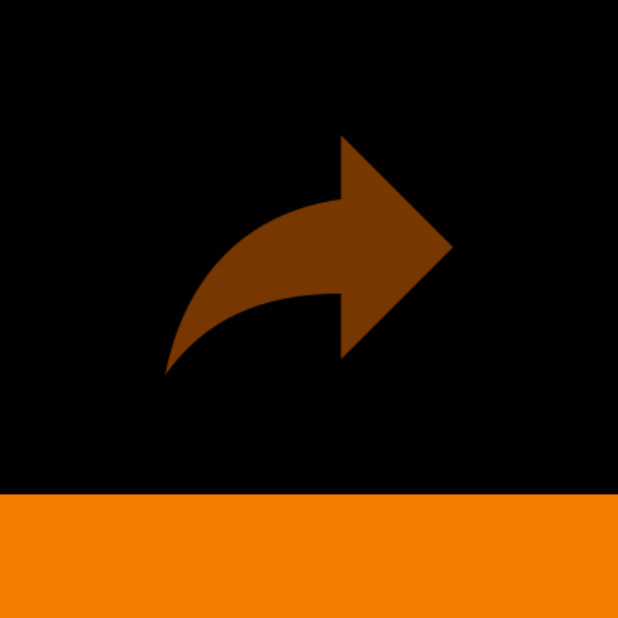
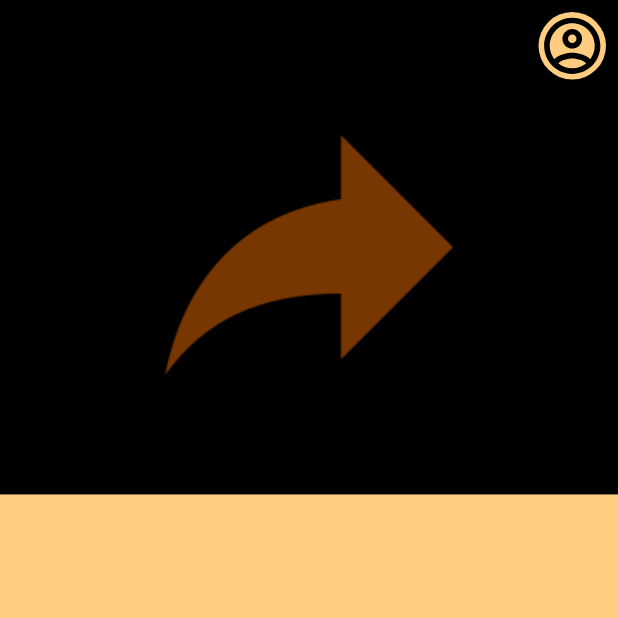
Before and after one commit to Saikumar-bs/app_1, a Flutter app: the screen it shows after launch, on a phone screen of 412 x 824 dp, the top half of it. Run offline on Flutter 3.47's test engine with Material 2 defaults, Android fonts, the phone set to English and light mode, and no system bars; our stand-ins replace flutter_svg.

Commit message:
added profile icon

```diff
--- a/lib/main.dart
+++ b/lib/main.dart
@@ -17,7 +17,7 @@ class MyApp extends StatelessWidget {
       debugShowCheckedModeBanner: false,
       theme: ThemeData(
         fontFamily: "Roboto",
-        scaffoldBackgroundColor: Colors.orange.shade700,
+        scaffoldBackgroundColor: Colors.orange.shade200,
         textTheme: Theme.of(context).textTheme.apply(displayColor: kTextColor),
       ),
       home: HomeScreen(),
@@ -48,6 +48,26 @@ class HomeScreen extends StatelessWidget {
               ),
             ),
           ),
+          SafeArea(
+            child: Padding(
+              padding: const EdgeInsets.all(8.0),
+              child: Column(
+                children: <Widget>[
+                  Align(
+                    alignment: Alignment.topRight,
+                    child: Container(
+                      height: 45,
+                      width: 45,
+                      decoration: BoxDecoration(
+                          color: Colors.orange.shade200,
+                          shape: BoxShape.circle),
+                      child: SvgPicture.asset('assets/icons/profile.svg'),
+                    ),
+                  ),
+                ],
+              ),
+            ),
+          )
         ],
       ),
     );
```
